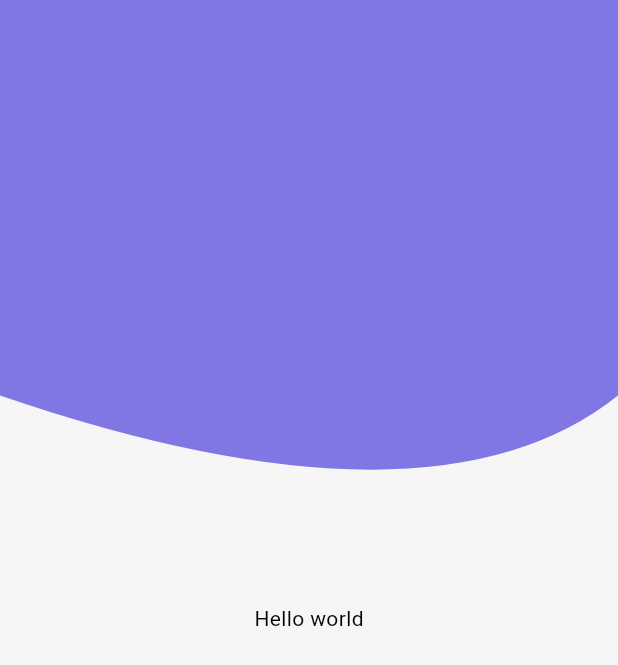
After one commit to MaximDmytruk/Memory-Box, a Flutter app: the screen it shows after launch, on a phone screen of 412 x 824 dp. The commit adds this screen. Shown: the top 665 px of the screen. Run offline on Flutter 3.47's test engine with Material 3 defaults, Android fonts, the phone set to English and light mode, and no system bars; our stand-ins replace flutter_svg, google_fonts.

Commit message:
Upgrade CustomBackground

```diff
--- a/lib/painter/custom_painter.dart
+++ b/lib/constants/painter/custom_background_painter.dart
@@ -1,7 +1,7 @@
 import 'package:flutter/cupertino.dart';
 import 'package:memory_box/constants/colors_app/colors_app.dart';
 
-class CustomBackgroundPainter extends CustomPainter {
+class CirclePainter extends CustomPainter {
   @override
   void paint(Canvas canvas, Size size) {
     final Paint paint = Paint();
--- a/lib/screens/home_screen/home_screen.dart
+++ b/lib/screens/home_screen/home_screen.dart
@@ -1,5 +1,6 @@
 import 'package:flutter/material.dart';
-import 'package:memory_box/painter/custom_painter.dart';
+import 'package:memory_box/constants/colors_app/colors_app.dart';
+import 'package:memory_box/widgets/custom_background/custom_background.dart';
 
 class HomeScreen extends StatefulWidget {
   const HomeScreen({super.key});
@@ -13,15 +14,15 @@ class HomeScreen extends StatefulWidget {
 class _HomeScreenState extends State<HomeScreen> {
   @override
   Widget build(BuildContext context) {
-
-
-    return Scaffold(
-      backgroundColor: Colors.transparent,
-      body: Stack(
-        children: [
-
-
-        ],
+    return CustomBackground(
+      child: Scaffold(
+        backgroundColor: Colors.transparent,
+        body: Center(
+          child: Text('Hello world',
+              style: TextStyle(
+                color: ColorsApp.black,
+              ),),
+        ),
       ),
     );
   }
--- /dev/null
+++ b/lib/widgets/custom_background/custom_background.dart
@@ -0,0 +1,37 @@
+
+
+import 'package:flutter/material.dart';
+import 'package:memory_box/constants/colors_app/colors_app.dart';
+
+import 'package:memory_box/constants/painter/custom_background_painter.dart';
+
+
+
+class CustomBackground extends StatelessWidget {
+  final Widget child;
+  const CustomBackground({
+    super.key,
+    required this.child,
+  });
+
+  @override
+  Widget build(BuildContext context) {
+    Size size = MediaQuery.of(context).size;
+    return  Scaffold(
+      backgroundColor: ColorsApp.white246,
+      body: Stack(
+          children: [
+            SizedBox(
+              width: size.width,
+              height: size.height * 0.4,
+              child: CustomPaint(
+                painter: CirclePainter(),
+              ),
+            ),
+            child,
+          ],
+        ),
+    );
+
+  }
+}
```
Also changed, not shown: lib/main.dart (+10 -33 lines), lib/screens/splash_screen/screen/splash_screen.dart (+0 -7 lines).
